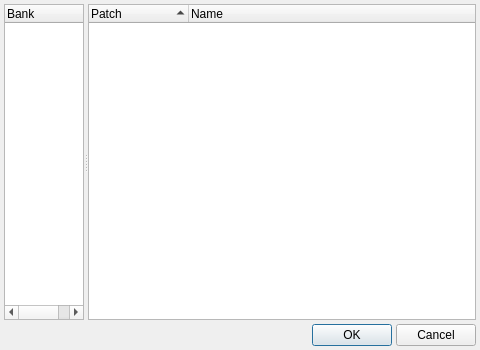
Old version of the form plugins/Sf2Player/PatchesDialog.ui in the repository LMMS/lmms.
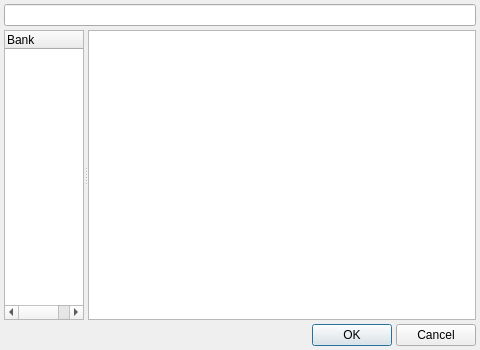
New version of the form.

Commit message: Add search bar for the soundfont player (#8193)

```diff
--- a/plugins/Sf2Player/PatchesDialog.ui
+++ b/plugins/Sf2Player/PatchesDialog.ui
@@ -39,6 +39,10 @@
    <string>Qsynth: Channel Preset</string>
   </property>
   <layout class="QVBoxLayout" >
+   <item>
+    <widget class="QLineEdit" name="m_filterEdit" >
+    </widget>
+   </item>
    <item>
     <widget class="QSplitter" name="m_splitter" >
      <property name="sizePolicy" >
@@ -93,41 +97,10 @@
        </property>
       </column>
      </widget>
-     <widget class="QTreeWidget" name="m_progListView" >
+     <widget class="QTableView" name="m_progListView" >
       <property name="toolTip" >
        <string>Program selector</string>
       </property>
-      <property name="alternatingRowColors" >
-       <bool>true</bool>
-      </property>
-      <property name="indentation" >
-       <number>4</number>
-      </property>
-      <property name="rootIsDecorated" >
-       <bool>false</bool>
-      </property>
-      <property name="uniformRowHeights" >
-       <bool>true</bool>
-      </property>
-      <property name="itemsExpandable" >
-       <bool>false</bool>
-      </property>
-      <property name="sortingEnabled" >
-       <bool>true</bool>
-      </property>
-      <property name="allColumnsShowFocus" >
-       <bool>true</bool>
-      </property>
-      <column>
-       <property name="text" >
-        <string>Patch</string>
-       </property>
-      </column>
-      <column>
-       <property name="text" >
-        <string>Name</string>
-       </property>
-      </column>
      </widget>
     </widget>
    </item>
```
The commit also changes 2 other files.
